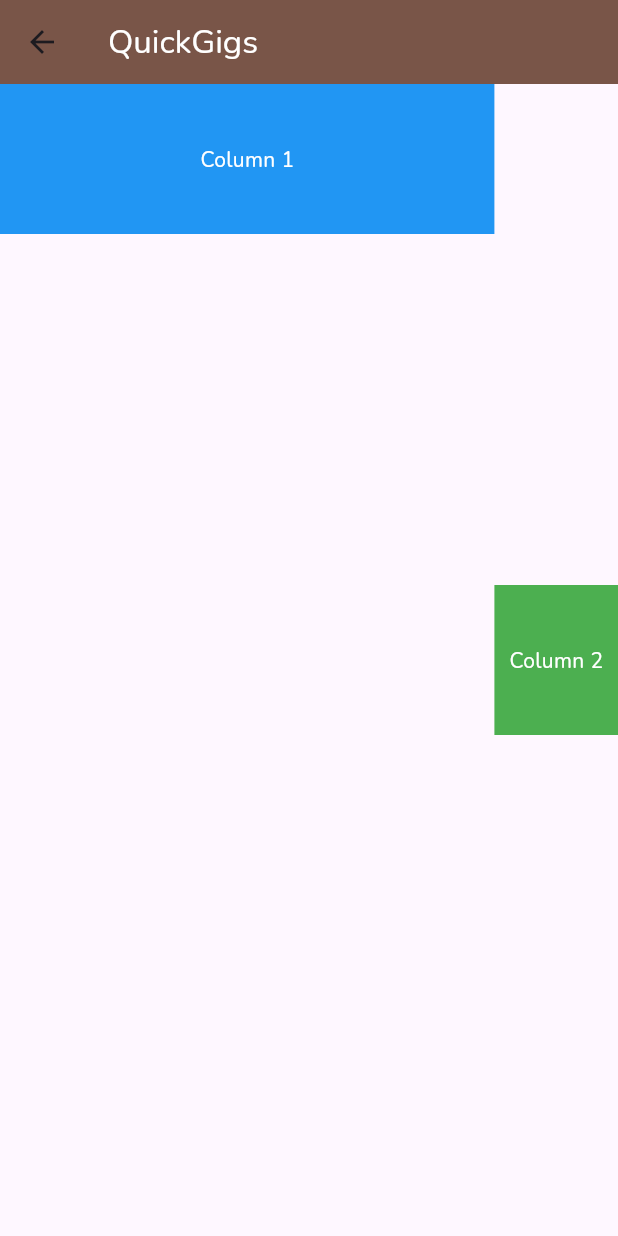
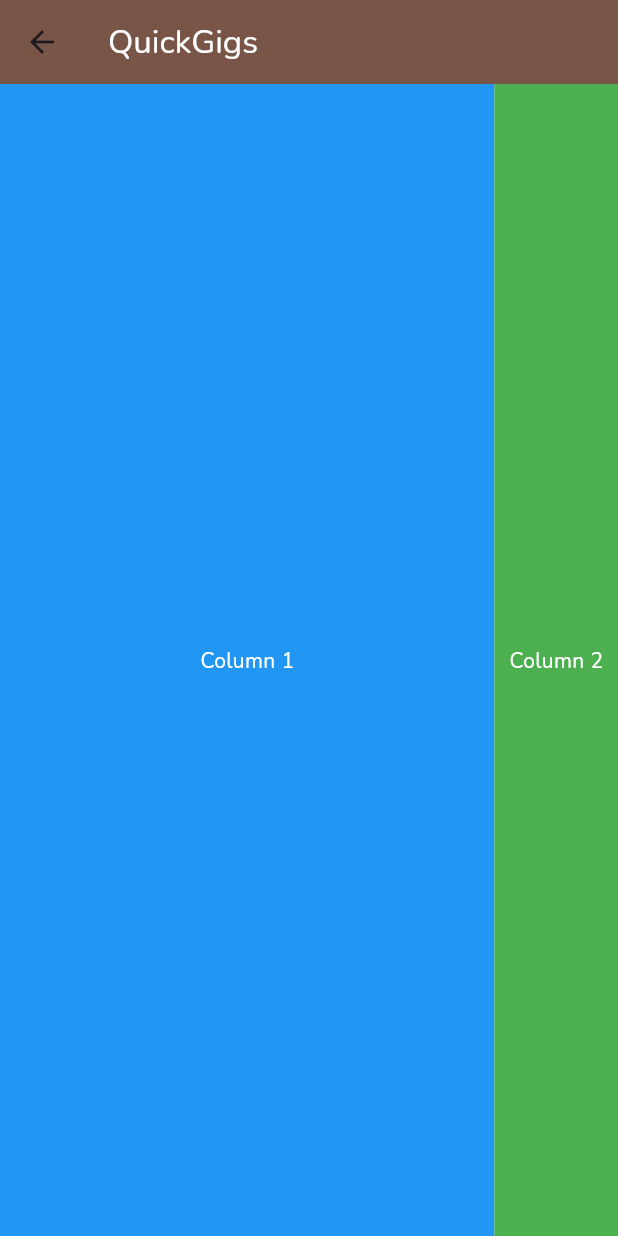
Before and after one commit to chloe900/QuickGigs, a Flutter app: the ListingPage screen opened directly, on a phone screen of 412 x 824 dp. Run offline on Flutter 3.47's test engine with Material 3 defaults, Android fonts, the phone set to English and light mode, and no system bars.

Commit message:
listing columns

```diff
--- a/lib/listing.dart
+++ b/lib/listing.dart
@@ -1,5 +1,4 @@
 import 'dart:ui';
-
 import 'package:flutter/material.dart';
 
 class ListingPage extends StatefulWidget {
@@ -14,38 +13,24 @@
       appBar: AppBar(
         backgroundColor: Colors.brown,
         title: Text('QuickGigs', style: TextStyle(color: Colors.white)),
-        actions: [
-          // Add actions here if needed
-        ],
       ),
-      body: Expanded(
+      body: FractionallySizedBox(
+        widthFactor: 1.0,
+        heightFactor: 1.0,
         child: Row(
           children: <Widget>[
             Expanded(
               flex: 4,
-              child: Column(
-                children: <Widget>[
-                  Container(
-                    color: Colors.blue,
-                    height: 100,
-                    width: double.infinity,
-                    child: Center(child: Text('Column 1', style: TextStyle(color: Colors.white))),
-                  ),
-                ],
+              child: Container(
+                color: Colors.blue,
+                child: Center(child: Text('Column 1', style: TextStyle(color: Colors.white))),
               ),
             ),
             Expanded(
               flex: 1,
-              child: Column(
-                mainAxisAlignment: MainAxisAlignment.center,
-                children: <Widget>[
-                  Container(
-                    color: Colors.green,
-                    height: 100,
-                    width: double.infinity,
-                    child: Center(child: Text('Column 2', style: TextStyle(color: Colors.white))),
-                  ),
-                ],
+              child: Container(
+                color: Colors.green,
+                child: Center(child: Text('Column 2', style: TextStyle(color: Colors.white))),
               ),
             ),
           ],
```
Also changed, not shown: pubspec.lock.
